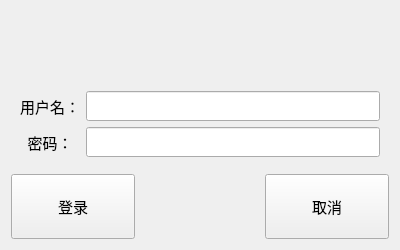
luanjianbing/GraduateDesignProject, file project/LogInView.ui: the form before one commit.
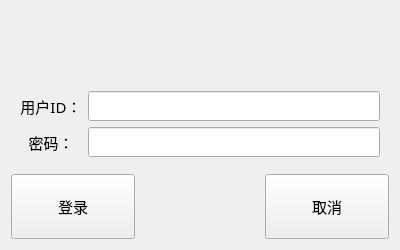
The form after the commit. Icons and pictures are not drawn.

Commit message: 添加用户登录与注册用户功能

The edit to the form file:
```diff
--- a/project/LogInView.ui
+++ b/project/LogInView.ui
@@ -26,7 +26,7 @@
       <item row="0" column="0">
        <widget class="QLabel" name="labelUserName">
         <property name="text">
-         <string>用户名：</string>
+         <string>用户ID：</string>
         </property>
         <property name="alignment">
          <set>Qt::AlignCenter</set>
```
The commit also changes 52 other files.
